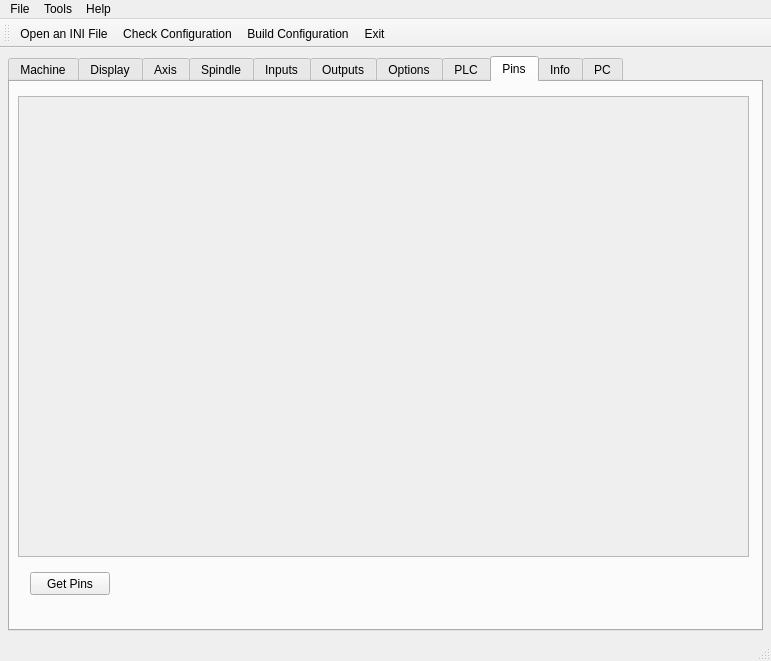
Above: 7i96.ui from snelweg/7i96 before the change. Below: the same form after it.
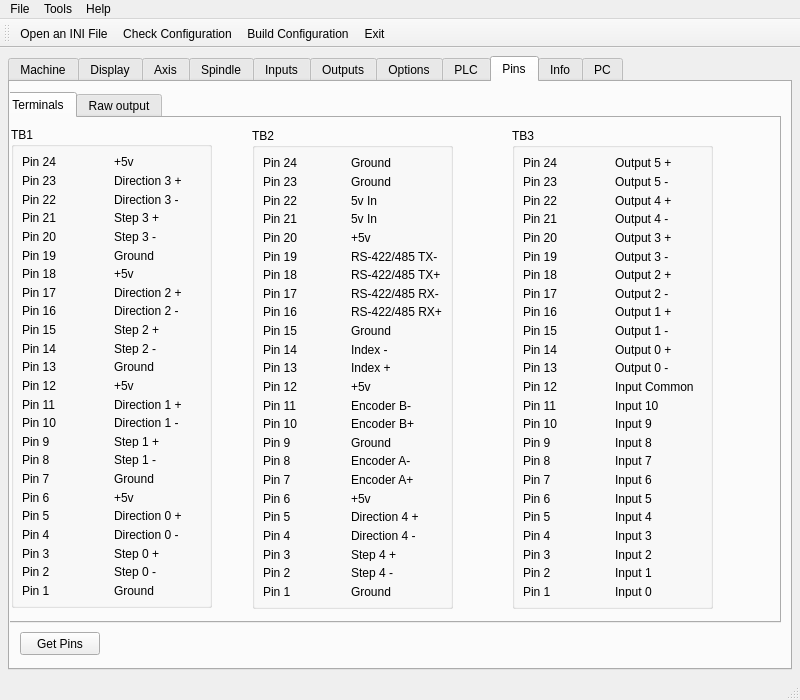
That is the form after the change. The open tabs and pages were chosen to show the change.

Commit message: reading pins

What changed in the file:
```diff
--- a/7i96.ui
+++ b/7i96.ui
@@ -6,8 +6,8 @@
    <rect>
     <x>0</x>
     <y>0</y>
-    <width>771</width>
-    <height>661</height>
+    <width>800</width>
+    <height>700</height>
    </rect>
   </property>
   <property name="windowTitle">
@@ -6198,46 +6198,1122 @@
        <attribute name="title">
         <string>Pins</string>
        </attribute>
-       <widget class="QScrollArea" name="scrollArea_4">
+       <widget class="QTabWidget" name="tabWidget_2">
         <property name="geometry">
          <rect>
-          <x>8</x>
-          <y>14</y>
-          <width>731</width>
-          <height>461</height>
+          <x>-10</x>
+          <y>10</y>
+          <width>781</width>
+          <height>531</height>
          </rect>
         </property>
-        <property name="widgetResizable">
-         <bool>true</bool>
+        <property name="currentIndex">
+         <number>0</number>
         </property>
-        <widget class="QWidget" name="scrollAreaWidgetContents_4">
-         <property name="geometry">
-          <rect>
-           <x>0</x>
-           <y>0</y>
-           <width>729</width>
-           <height>459</height>
-          </rect>
-         </property>
-         <layout class="QGridLayout" name="gridLayout_41">
-          <item row="0" column="0">
-           <widget class="QLabel" name="pinsLB">
-            <property name="text">
-             <string/>
-            </property>
-            <property name="alignment">
-             <set>Qt::AlignLeading|Qt::AlignLeft|Qt::AlignTop</set>
-            </property>
-           </widget>
-          </item>
-         </layout>
+        <widget class="QWidget" name="tab_4">
+         <attribute name="title">
+          <string>Terminals</string>
+         </attribute>
+         <widget class="QGroupBox" name="gridGroupBox">
+          <property name="geometry">
+           <rect>
+            <x>9</x>
+            <y>9</y>
+            <width>201</width>
+            <height>481</height>
+           </rect>
+          </property>
+          <property name="title">
+           <string>TB1</string>
+          </property>
+          <layout class="QGridLayout" name="gridLayout_42">
+           <item row="2" column="0">
+            <widget class="QLabel" name="label_223">
+             <property name="text">
+              <string>Pin 22</string>
+             </property>
+            </widget>
+           </item>
+           <item row="0" column="0">
+            <widget class="QLabel" name="label_212">
+             <property name="text">
+              <string>Pin 24</string>
+             </property>
+            </widget>
+           </item>
+           <item row="8" column="0">
+            <widget class="QLabel" name="label_275">
+             <property name="text">
+              <string>Pin 16</string>
+             </property>
+            </widget>
+           </item>
+           <item row="5" column="0">
+            <widget class="QLabel" name="label_251">
+             <property name="text">
+              <string>Pin 19</string>
+             </property>
+            </widget>
+           </item>
+           <item row="15" column="0">
+            <widget class="QLabel" name="label_282">
+             <property name="text">
+              <string>Pin 9</string>
+             </property>
+            </widget>
+           </item>
+           <item row="4" column="0">
+            <widget class="QLabel" name="label_241">
+             <property name="text">
+              <string>Pin 20</string>
+             </property>
+            </widget>
+           </item>
+           <item row="11" column="0">
+            <widget class="QLabel" name="label_278">
+             <property name="text">
+              <string>Pin 13</string>
+             </property>
+            </widget>
+           </item>
+           <item row="9" column="0">
+            <widget class="QLabel" name="label_276">
+             <property name="text">
+              <string>Pin 15</string>
+             </property>
+            </widget>
+           </item>
+           <item row="13" column="0">
+            <widget class="QLabel" name="label_280">
+             <property name="text">
+              <string>Pin 11</string>
+             </property>
+            </widget>
+           </item>
+           <item row="16" column="0">
+            <widget class="QLabel" name="label_283">
+             <property name="text">
+              <string>Pin 8</string>
+             </property>
+            </widget>
+           </item>
+           <item row="6" column="0">
+            <widget class="QLabel" name="label_261">
+             <property name="text">
+              <string>Pin 18</string>
+             </property>
+            </widget>
+           </item>
+           <item row="12" column="0">
+            <widget class="QLabel" name="label_279">
+             <property name="text">
+              <string>Pin 12</string>
+             </property>
+            </widget>
+           </item>
+           <item row="1" column="0">
+            <widget class="QLabel" name="label_213">
+             <property name="text">
+              <string>Pin 23</string>
+             </property>
+            </widget>
+           </item>
+           <item row="10" column="0">
+            <widget class="QLabel" name="label_277">
+             <property name="text">
+              <string>Pin 14</string>
+             </property>
+            </widget>
+           </item>
+           <item row="3" column="0">
+            <widget class="QLabel" name="label_231">
+             <property name="text">
+              <string>Pin 21</string>
+             </property>
+            </widget>
+           </item>
+           <item row="17" column="0">
+            <widget class="QLabel" name="label_284">
+             <property name="text">
+              <string>Pin 7</string>
+             </property>
+            </widget>
+           </item>
+           <item row="18" column="0">
+            <widget class="QLabel" name="label_285">
+             <property name="text">
+              <string>Pin 6</string>
+             </property>
+            </widget>
+           </item>
+           <item row="19" column="0">
+            <widget class="QLabel" name="label_286">
+             <property name="text">
+              <string>Pin 5</string>
+             </property>
+            </widget>
+           </item>
+           <item row="20" column="0">
+            <widget class="QLabel" name="label_287">
+             <property name="text">
+              <string>Pin 4</string>
+             </property>
+            </widget>
+           </item>
+           <item row="21" column="0">
+            <widget class="QLabel" name="label_288">
+             <property name="text">
+              <string>Pin 3</string>
+             </property>
+            </widget>
+           </item>
+           <item row="22" column="0">
+            <widget class="QLabel" name="label_289">
+             <property name="text">
+              <string>Pin 2</string>
+             </property>
+            </widget>
+           </item>
+           <item row="23" column="0">
+            <widget class="QLabel" name="label_290">
+             <property name="text">
+              <string>Pin 1</string>
+             </property>
+            </widget>
+           </item>
+           <item row="14" column="0">
+            <widget class="QLabel" name="label_281">
+             <property name="text">
+              <string>Pin 10</string>
+             </property>
+            </widget>
+           </item>
+           <item row="7" column="0">
+            <widget class="QLabel" name="label_274">
+             <property name="text">
+              <string>Pin 17</string>
+             </property>
+            </widget>
+           </item>
+           <item row="0" column="1">
+            <widget class="QLabel" name="label_291">
+             <property name="text">
+              <string>+5v</string>
+             </property>
+            </widget>
+           </item>
+           <item row="1" column="1">
+            <widget class="QLabel" name="tb1p23LB">
+             <property name="text">
+              <string>Direction 3 +</string>
+             </property>
+            </widget>
+           </item>
+           <item row="2" column="1">
+            <widget class="QLabel" name="tb1p22LB">
+             <property name="text">
+              <string>Direction 3 -</string>
+             </property>
+            </widget>
+           </item>
+           <item row="3" column="1">
+            <widget class="QLabel" name="tb1p21LB">
+             <property name="text">
+              <string>Step 3 +</string>
+             </property>
+            </widget>
+           </item>
+           <item row="4" column="1">
+            <widget class="QLabel" name="tb1p20LB">
+             <property name="text">
+              <string>Step 3 -</string>
+             </property>
+            </widget>
+           </item>
+           <item row="5" column="1">
+            <widget class="QLabel" name="label_296">
+             <property name="text">
+              <string>Ground</string>
+             </property>
+            </widget>
+           </item>
+           <item row="6" column="1">
+            <widget class="QLabel" name="label_297">
+             <property name="text">
+              <string>+5v</string>
+             </property>
+            </widget>
+           </item>
+           <item row="7" column="1">
+            <widget class="QLabel" name="label_298">
+             <property name="text">
+              <string>Direction 2 +</string>
+             </property>
+            </widget>
+           </item>
+           <item row="8" column="1">
+            <widget class="QLabel" name="label_299">
+             <property name="text">
+              <string>Direction 2 -</string>
+             </property>
+            </widget>
+           </item>
+           <item row="9" column="1">
+            <widget class="QLabel" name="label_300">
+             <property name="text">
+              <string>Step 2 +</string>
+             </property>
+            </widget>
+           </item>
+           <item row="10" column="1">
+            <widget class="QLabel" name="label_301">
+             <property name="text">
+              <string>Step 2 -</string>
+             </property>
+            </widget>
+           </item>
+           <item row="11" column="1">
+            <widget class="QLabel" name="label_302">
+             <property name="text">
+              <string>Ground</string>
+             </property>
+            </widget>
+           </item>
+           <item row="12" column="1">
+            <widget class="QLabel" name="label_303">
+             <property name="text">
+              <string>+5v</string>
+             </property>
+            </widget>
+           </item>
+           <item row="13" column="1">
+            <widget class="QLabel" name="label_304">
+             <property name="text">
+              <string>Direction 1 +</string>
+             </property>
+            </widget>
+           </item>
+           <item row="14" column="1">
+            <widget class="QLabel" name="label_305">
+             <property name="text">
+              <string>Direction 1 -</string>
+             </property>
+            </widget>
+           </item>
+           <item row="15" column="1">
+            <widget class="QLabel" name="label_306">
+             <property name="text">
+              <string>Step 1 +</string>
+             </property>
+            </widget>
+           </item>
+           <item row="16" column="1">
+            <widget class="QLabel" name="label_307">
+             <property name="text">
+              <string>Step 1 -</string>
+             </property>
+            </widget>
+           </item>
+           <item row="17" column="1">
+            <widget class="QLabel" name="label_308">
+             <property name="text">
+              <string>Ground</string>
+             </property>
+            </widget>
+           </item>
+           <item row="18" column="1">
+            <widget class="QLabel" name="label_309">
+             <property name="text">
+              <string>+5v</string>
+             </property>
+            </widget>
+           </item>
+           <item row="19" column="1">
+            <widget class="QLabel" name="label_310">
+             <property name="text">
+              <string>Direction 0 +</string>
+             </property>
+            </widget>
+           </item>
+           <item row="20" column="1">
+            <widget class="QLabel" name="label_311">
+             <property name="text">
+              <string>Direction 0 -</string>
+             </property>
+            </widget>
+           </item>
+           <item row="21" column="1">
+            <widget class="QLabel" name="label_312">
+             <property name="text">
+              <string>Step 0 +</string>
+             </property>
+            </widget>
+           </item>
+           <item row="22" column="1">
+            <widget class="QLabel" name="label_313">
+             <property name="text">
+              <string>Step 0 -</string>
+             </property>
+            </widget>
+           </item>
+           <item row="23" column="1">
+            <widget class="QLabel" name="label_314">
+             <property name="text">
+              <string>Ground</string>
+             </property>
+            </widget>
+           </item>
+          </layout>
+         </widget>
+         <widget class="QGroupBox" name="gridGroupBox_2">
+          <property name="geometry">
+           <rect>
+            <x>250</x>
+            <y>10</y>
+            <width>201</width>
+            <height>481</height>
+           </rect>
+          </property>
+          <property name="title">
+           <string>TB2</string>
+          </property>
+          <layout class="QGridLayout" name="gridLayout_43">
+           <item row="2" column="0">
+            <widget class="QLabel" name="label_315">
+             <property name="text">
+              <string>Pin 22</string>
+             </property>
+            </widget>
+           </item>
+           <item row="0" column="0">
+            <widget class="QLabel" name="label_316">
+             <property name="text">
+              <string>Pin 24</string>
+             </property>
+            </widget>
+           </item>
+           <item row="8" column="0">
+            <widget class="QLabel" name="label_317">
+             <property name="text">
+              <string>Pin 16</string>
+             </property>
+            </widget>
+           </item>
+           <item row="5" column="0">
+            <widget class="QLabel" name="label_318">
+             <property name="text">
+              <string>Pin 19</string>
+             </property>
+            </widget>
+           </item>
+           <item row="15" column="0">
+            <widget class="QLabel" name="label_319">
+             <property name="text">
+              <string>Pin 9</string>
+             </property>
+            </widget>
+           </item>
+           <item row="4" column="0">
+            <widget class="QLabel" name="label_320">
+             <property name="text">
+              <string>Pin 20</string>
+             </property>
+            </widget>
+           </item>
+           <item row="11" column="0">
+            <widget class="QLabel" name="label_321">
+             <property name="text">
+              <string>Pin 13</string>
+             </property>
+            </widget>
+           </item>
+           <item row="9" column="0">
+            <widget class="QLabel" name="label_322">
+             <property name="text">
+              <string>Pin 15</string>
+             </property>
+            </widget>
+           </item>
+           <item row="13" column="0">
+            <widget class="QLabel" name="label_323">
+             <property name="text">
+              <string>Pin 11</string>
+             </property>
+            </widget>
+           </item>
+           <item row="16" column="0">
+            <widget class="QLabel" name="label_324">
+             <property name="text">
+              <string>Pin 8</string>
+             </property>
+            </widget>
+           </item>
+           <item row="6" column="0">
+            <widget class="QLabel" name="label_325">
+             <property name="text">
+              <string>Pin 18</string>
+             </property>
+            </widget>
+           </item>
+           <item row="12" column="0">
+            <widget class="QLabel" name="label_326">
+             <property name="text">
+              <string>Pin 12</string>
+             </property>
+            </widget>
+           </item>
+           <item row="1" column="0">
+            <widget class="QLabel" name="label_327">
+             <property name="text">
+              <string>Pin 23</string>
+             </property>
+            </widget>
+           </item>
+           <item row="10" column="0">
+            <widget class="QLabel" name="label_328">
+             <property name="text">
+              <string>Pin 14</string>
+             </property>
+            </widget>
+           </item>
+           <item row="3" column="0">
+            <widget class="QLabel" name="label_329">
+             <property name="text">
+              <string>Pin 21</string>
+             </property>
+            </widget>
+           </item>
+           <item row="17" column="0">
+            <widget class="QLabel" name="label_330">
+             <property name="text">
+              <string>Pin 7</string>
+             </property>
+            </widget>
+           </item>
+           <item row="18" column="0">
+            <widget class="QLabel" name="label_331">
+             <property name="text">
+              <string>Pin 6</string>
+             </property>
+            </widget>
+           </item>
+           <item row="19" column="0">
+            <widget class="QLabel" name="label_332">
+             <property name="text">
+              <string>Pin 5</string>
+             </property>
+            </widget>
+           </item>
+           <item row="20" column="0">
+            <widget class="QLabel" name="label_333">
+             <property name="text">
+              <string>Pin 4</string>
+             </property>
+            </widget>
+           </item>
+           <item row="21" column="0">
+            <widget class="QLabel" name="label_334">
+             <property name="text">
+              <string>Pin 3</string>
+             </property>
+            </widget>
+           </item>
+           <item row="22" column="0">
+            <widget class="QLabel" name="label_335">
+             <property name="text">
+              <string>Pin 2</string>
+             </property>
+            </widget>
+           </item>
+           <item row="23" column="0">
+            <widget class="QLabel" name="label_336">
+             <property name="text">
+              <string>Pin 1</string>
+             </property>
+            </widget>
+           </item>
+           <item row="14" column="0">
+            <widget class="QLabel" name="label_337">
+             <property name="text">
+              <string>Pin 10</string>
+             </property>
+            </widget>
+           </item>
+           <item row="7" column="0">
+            <widget class="QLabel" name="label_338">
+             <property name="text">
+              <string>Pin 17</string>
+             </property>
+            </widget>
+           </item>
+           <item row="0" column="1">
+            <widget class="QLabel" name="label_339">
+             <property name="text">
+              <string>Ground</string>
+             </property>
+            </widget>
+           </item>
+           <item row="1" column="1">
+            <widget class="QLabel" name="label_340">
+             <property name="text">
+              <string>Ground</string>
+             </property>
+            </widget>
+           </item>
+           <item row="2" column="1">
+            <widget class="QLabel" name="label_341">
+             <property name="text">
+              <string>5v In</string>
+             </property>
+            </widget>
+           </item>
+           <item row="3" column="1">
+            <widget class="QLabel" name="label_342">
+             <property name="text">
+              <string>5v In</string>
+             </property>
+            </widget>
+           </item>
+           <item row="4" column="1">
+            <widget class="QLabel" name="label_343">
+             <property name="text">
+              <string>+5v</string>
+             </property>
+            </widget>
+           </item>
+           <item row="5" column="1">
+            <widget class="QLabel" name="label_344">
+             <property name="text">
+              <string>RS-422/485 TX-</string>
+             </property>
+            </widget>
+           </item>
+           <item row="6" column="1">
+            <widget class="QLabel" name="label_345">
+             <property name="text">
+              <string>RS-422/485 TX+</string>
+             </property>
+            </widget>
+           </item>
+           <item row="7" column="1">
+            <widget class="QLabel" name="label_346">
+             <property name="text">
+              <string>RS-422/485 RX-</string>
+             </property>
+            </widget>
+           </item>
+           <item row="8" column="1">
+            <widget class="QLabel" name="label_347">
+             <property name="text">
+              <string>RS-422/485 RX+</string>
+             </property>
+            </widget>
+           </item>
+           <item row="9" column="1">
+            <widget class="QLabel" name="label_348">
+             <property name="text">
+              <string>Ground</string>
+             </property>
+            </widget>
+           </item>
+           <item row="10" column="1">
+            <widget class="QLabel" name="label_349">
+             <property name="text">
+              <string>Index -</string>
+             </property>
+            </widget>
+           </item>
+           <item row="11" column="1">
+            <widget class="QLabel" name="label_350">
+             <property name="text">
+              <string>Index +</string>
+             </property>
+            </widget>
+           </item>
+           <item row="12" column="1">
+            <widget class="QLabel" name="label_351">
+             <property name="text">
+              <string>+5v</string>
+             </property>
+            </widget>
+           </item>
+           <item row="13" column="1">
+            <widget class="QLabel" name="label_352">
+             <property name="text">
+              <string>Encoder B-</string>
+             </property>
+            </widget>
+           </item>
+           <item row="14" column="1">
+            <widget class="QLabel" name="label_353">
+             <property name="text">
+              <string>Encoder B+</string>
+             </property>
+            </widget>
+           </item>
+           <item row="15" column="1">
+            <widget class="QLabel" name="label_354">
+             <property name="text">
+              <string>Ground</string>
+             </property>
+            </widget>
+           </item>
+           <item row="16" column="1">
+            <widget class="QLabel" name="label_355">
+             <property name="text">
+              <string>Encoder A-</string>
+             </property>
+            </widget>
+           </item>
+           <item row="17" column="1">
+            <widget class="QLabel" name="label_356">
+             <property name="text">
+              <string>Encoder A+</string>
+             </property>
+            </widget>
+           </item>
+           <item row="18" column="1">
+            <widget class="QLabel" name="label_357">
+             <property name="text">
+              <string>+5v</string>
+             </property>
+            </widget>
+           </item>
+           <item row="19" column="1">
+            <widget class="QLabel" name="tb2p5LB">
+             <property name="text">
+              <string>Direction 4 +</string>
+             </property>
+            </widget>
+           </item>
+           <item row="20" column="1">
+            <widget class="QLabel" name="tb2p4LB">
+             <property name="text">
+              <string>Direction 4 -</string>
+             </property>
+            </widget>
+           </item>
+           <item row="21" column="1">
+            <widget class="QLabel" name="tb2p3LB">
+             <property name="text">
+              <string>Step 4 +</string>
+             </property>
+            </widget>
+           </item>
+           <item row="22" column="1">
+            <widget class="QLabel" name="tb2p2LB">
+             <property name="text">
+              <string>Step 4 -</string>
+             </property>
+            </widget>
+           </item>
+           <item row="23" column="1">
+            <widget class="QLabel" name="label_362">
+             <property name="text">
+              <string>Ground</string>
+             </property>
+            </widget>
+           </item>
+          </layout>
+         </widget>
+         <widget class="QGroupBox" name="gridGroupBox_3">
+          <property name="geometry">
+           <rect>
+            <x>510</x>
+            <y>10</y>
+            <width>201</width>
+            <height>481</height>
+           </rect>
+          </property>
+          <property name="title">
+           <string>TB3</string>
+          </property>
+          <layout class="QGridLayout" name="gridLayout_44">
+           <item row="2" column="0">
+            <widget class="QLabel" name="label_363">
+             <property name="text">
+              <string>Pin 22</string>
+             </property>
+            </widget>
+           </item>
+           <item row="0" column="0">
+            <widget class="QLabel" name="label_364">
+             <property name="text">
+              <string>Pin 24</string>
+             </property>
+            </widget>
+           </item>
+           <item row="8" column="0">
+            <widget class="QLabel" name="label_365">
+             <property name="text">
+              <string>Pin 16</string>
+             </property>
+            </widget>
+           </item>
+           <item row="5" column="0">
+            <widget class="QLabel" name="label_366">
+             <property name="text">
+              <string>Pin 19</string>
+             </property>
+            </widget>
+           </item>
+           <item row="15" column="0">
+            <widget class="QLabel" name="label_367">
+             <property name="text">
+              <string>Pin 9</string>
+             </property>
+            </widget>
+           </item>
+           <item row="4" column="0">
+            <widget class="QLabel" name="label_368">
+             <property name="text">
+              <string>Pin 20</string>
+             </property>
+            </widget>
+           </item>
+           <item row="11" column="0">
+            <widget class="QLabel" name="label_369">
+             <property name="text">
+              <string>Pin 13</string>
+             </property>
+            </widget>
+           </item>
+           <item row="9" column="0">
+            <widget class="QLabel" name="label_370">
+             <property name="text">
+              <string>Pin 15</string>
+             </property>
+            </widget>
+           </item>
+           <item row="13" column="0">
+            <widget class="QLabel" name="label_371">
+             <property name="text">
+              <string>Pin 11</string>
+             </property>
+            </widget>
+           </item>
+           <item row="16" column="0">
+            <widget class="QLabel" name="label_372">
+             <property name="text">
+              <string>Pin 8</string>
+             </property>
+            </widget>
+           </item>
+           <item row="6" column="0">
+            <widget class="QLabel" name="label_373">
+             <property name="text">
+              <string>Pin 18</string>
+             </property>
+            </widget>
+           </item>
+           <item row="12" column="0">
+            <widget class="QLabel" name="label_374">
+             <property name="text">
+              <string>Pin 12</string>
+             </property>
+            </widget>
+           </item>
+           <item row="1" column="0">
+            <widget class="QLabel" name="label_375">
+             <property name="text">
+              <string>Pin 23</string>
+             </property>
+            </widget>
+           </item>
+           <item row="10" column="0">
+            <widget class="QLabel" name="label_376">
+             <property name="text">
+              <string>Pin 14</string>
+             </property>
+            </widget>
+           </item>
+           <item row="3" column="0">
+            <widget class="QLabel" name="label_377">
+             <property name="text">
+              <string>Pin 21</string>
+             </property>
+            </widget>
+           </item>
+           <item row="17" column="0">
+            <widget class="QLabel" name="label_378">
+             <property name="text">
+              <string>Pin 7</string>
+             </property>
+            </widget>
+           </item>
+           <item row="18" column="0">
+            <widget class="QLabel" name="label_379">
+             <property name="text">
+              <string>Pin 6</string>
+             </property>
+            </widget>
+           </item>
+           <item row="19" column="0">
+            <widget class="QLabel" name="label_380">
+             <property name="text">
+              <string>Pin 5</string>
+             </property>
+            </widget>
+           </item>
+           <item row="20" column="0">
+            <widget class="QLabel" name="label_381">
+             <property name="text">
+              <string>Pin 4</string>
+             </property>
+            </widget>
+           </item>
+           <item row="21" column="0">
+            <widget class="QLabel" name="label_382">
+             <property name="text">
+              <string>Pin 3</string>
+             </property>
+            </widget>
+           </item>
+           <item row="22" column="0">
+            <widget class="QLabel" name="label_383">
+             <property name="text">
+              <string>Pin 2</string>
+             </property>
+            </widget>
+           </item>
+           <item row="23" column="0">
+            <widget class="QLabel" name="label_384">
+             <property name="text">
+              <string>Pin 1</string>
+             </property>
+            </widget>
+           </item>
+           <item row="14" column="0">
+            <widget class="QLabel" name="label_385">
+             <property name="text">
+              <string>Pin 10</string>
+             </property>
+            </widget>
+           </item>
+           <item row="7" column="0">
+            <widget class="QLabel" name="label_386">
+             <property name="text">
+              <string>Pin 17</string>
+             </property>
+            </widget>
+           </item>
+           <item row="0" column="1">
+            <widget class="QLabel" name="label_387">
+             <property name="text">
+              <string>Output 5 +</string>
+             </property>
+            </widget>
+           </item>
+           <item row="1" column="1">
+            <widget class="QLabel" name="label_388">
+             <property name="text">
+              <string>Output 5 -</string>
+             </property>
+            </widget>
+           </item>
+           <item row="2" column="1">
+            <widget class="QLabel" name="label_389">
+             <property name="text">
+              <string>Output 4 +</string>
+             </property>
+            </widget>
+           </item>
+           <item row="3" column="1">
+            <widget class="QLabel" name="label_390">
+             <property name="text">
+              <string>Output 4 -</string>
+             </property>
+            </widget>
+           </item>
+           <item row="4" column="1">
+            <widget class="QLabel" name="label_391">
+             <property name="text">
+              <string>Output 3 +</string>
+             </property>
+            </widget>
+           </item>
+           <item row="5" column="1">
+            <widget class="QLabel" name="label_392">
+             <property name="text">
+              <string>Output 3 -</string>
+             </property>
+            </widget>
+           </item>
+           <item row="6" column="1">
+            <widget class="QLabel" name="label_393">
+             <property name="text">
+              <string>Output 2 +</string>
+             </property>
+            </widget>
+           </item>
+           <item row="7" column="1">
+            <widget class="QLabel" name="label_394">
+             <property name="text">
+              <string>Output 2 -</string>
+             </property>
+            </widget>
+           </item>
+           <item row="8" column="1">
+            <widget class="QLabel" name="label_395">
+             <property name="text">
+              <string>Output 1 +</string>
+             </property>
+            </widget>
+           </item>
+           <item row="9" column="1">
+            <widget class="QLabel" name="label_396">
+             <property name="text">
+              <string>Output 1 -</string>
+             </property>
+            </widget>
+           </item>
+           <item row="10" column="1">
+            <widget class="QLabel" name="label_397">
+             <property name="text">
+              <string>Output 0 +</string>
+             </property>
+            </widget>
+           </item>
+           <item row="11" column="1">
+            <widget class="QLabel" name="label_398">
+             <property name="text">
+              <string>Output 0 -</string>
+             </property>
+            </widget>
+           </item>
+           <item row="12" column="1">
+            <widget class="QLabel" name="label_399">
+             <property name="text">
+              <string>Input Common</string>
+             </property>
+            </widget>
+           </item>
+           <item row="13" column="1">
+            <widget class="QLabel" name="label_400">
+             <property name="text">
+              <string>Input 10</string>
+             </property>
+            </widget>
+           </item>
+           <item row="14" column="1">
+            <widget class="QLabel" name="label_401">
+             <property name="text">
+              <string>Input 9</string>
+             </property>
+            </widget>
+           </item>
+           <item row="15" column="1">
+            <widget class="QLabel" name="label_402">
+             <property name="text">
+              <string>Input 8</string>
+             </property>
+            </widget>
+           </item>
+           <item row="16" column="1">
+            <widget class="QLabel" name="label_403">
+             <property name="text">
+              <string>Input 7</string>
+             </property>
+            </widget>
+           </item>
+           <item row="17" column="1">
+            <widget class="QLabel" name="label_404">
+             <property name="text">
+              <string>Input 6</string>
+             </property>
+            </widget>
+           </item>
+           <item row="18" column="1">
+            <widget class="QLabel" name="label_405">
+             <property name="text">
+              <string>Input 5</string>
+             </property>
+            </widget>
+           </item>
+           <item row="19" column="1">
+            <widget class="QLabel" name="label_406">
+             <property name="text">
+              <string>Input 4</string>
+             </property>
+            </widget>
+           </item>
+           <item row="20" column="1">
+            <widget class="QLabel" name="label_407">
+             <property name="text">
+              <string>Input 3</string>
+             </property>
+            </widget>
+           </item>
+           <item row="21" column="1">
+            <widget class="QLabel" name="label_408">
+             <property name="text">
+              <string>Input 2</string>
+             </property>
+            </widget>
+           </item>
+           <item row="22" column="1">
+            <widget class="QLabel" name="label_409">
+             <property name="text">
+              <string>Input 1</string>
+             </property>
+            </widget>
+           </item>
+           <item row="23" column="1">
+            <widget class="QLabel" name="label_410">
+             <property name="text">
+              <string>Input 0</string>
+             </property>
+            </widget>
+           </item>
+          </layout>
+         </widget>
+        </widget>
+        <widget class="QWidget" name="tab_5">
+         <attribute name="title">
+          <string>Raw output</string>
+         </attribute>
+         <widget class="QScrollArea" name="scrollArea_4">
+          <property name="geometry">
+           <rect>
+            <x>10</x>
+            <y>10</y>
+            <width>711</width>
+            <height>441</height>
+           </rect>
+          </property>
+          <property name="widgetResizable">
+           <bool>true</bool>
+          </property>
+          <widget class="QWidget" name="scrollAreaWidgetContents_4">
+           <property name="geometry">
+            <rect>
+             <x>0</x>
+             <y>0</y>
+             <width>709</width>
+             <height>439</height>
+            </rect>
+           </property>
+           <layout class="QGridLayout" name="gridLayout_41">
+            <item row="0" column="0">
+             <widget class="QLabel" name="pinsLB">
+              <property name="text">
+               <string/>
+              </property>
+              <property name="alignment">
+               <set>Qt::AlignLeading|Qt::AlignLeft|Qt::AlignTop</set>
+              </property>
+             </widget>
+            </item>
+           </layout>
+          </widget>
+         </widget>
         </widget>
        </widget>
        <widget class="QPushButton" name="pinsPB">
         <property name="geometry">
          <rect>
-          <x>20</x>
-          <y>490</y>
+          <x>10</x>
+          <y>550</y>
           <width>80</width>
           <height>23</height>
          </rect>
@@ -6571,7 +7647,7 @@
     <rect>
      <x>0</x>
      <y>0</y>
-     <width>771</width>
+     <width>800</width>
      <height>20</height>
     </rect>
    </property>
```
The commit also changes 1 other file.
